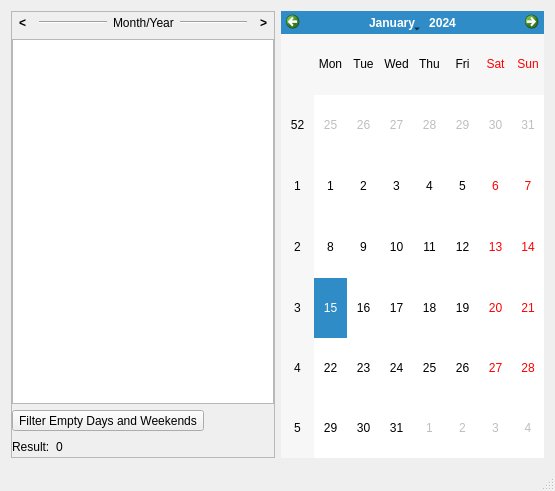
Before: the Qt Designer form ui/jobschedulermain.ui in orlov-dm/JobSchedulerGUI, drawn with Qt 5.
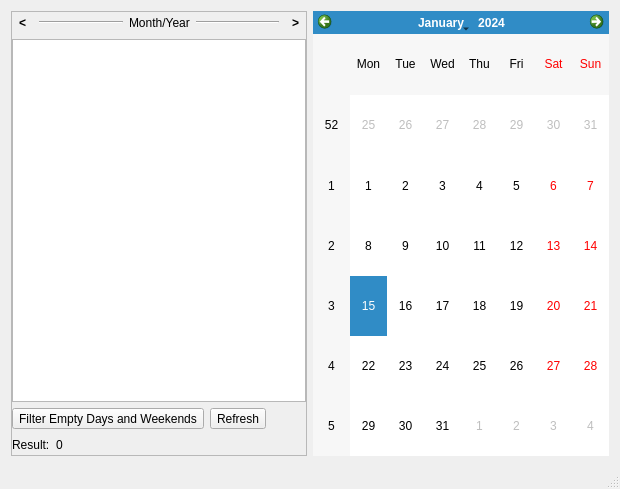
After: the same form once the commit is applied.

Commit message: feat: Refresh button

```diff
--- a/ui/jobschedulermain.ui
+++ b/ui/jobschedulermain.ui
@@ -6,8 +6,8 @@
    <rect>
     <x>0</x>
     <y>0</y>
-    <width>555</width>
-    <height>491</height>
+    <width>620</width>
+    <height>489</height>
    </rect>
   </property>
   <property name="windowTitle">
@@ -110,6 +110,8 @@
         </widget>
        </item>
        <item>
+        <layout class="QHBoxLayout" name="horizontalLayout_4">
+         <item>
         <widget class="QToolButton" name="tbFilter">
          <property name="text">
           <string>Filter Empty Days and Weekends</string>
@@ -120,6 +122,28 @@
         </widget>
        </item>
        <item>
+          <widget class="QToolButton" name="tbRefreshMonth">
+           <property name="text">
+            <string>Refresh</string>
+           </property>
+          </widget>
+         </item>
+         <item>
+          <spacer name="horizontalSpacer_2">
+           <property name="orientation">
+            <enum>Qt::Horizontal</enum>
+           </property>
+           <property name="sizeHint" stdset="0">
+            <size>
+             <width>40</width>
+             <height>20</height>
+            </size>
+           </property>
+          </spacer>
+         </item>
+        </layout>
+       </item>
+       <item>
         <layout class="QHBoxLayout" name="horizontalLayout_3">
          <item>
           <widget class="QLabel" name="lblResult">
```
Left out of the diff: 2 changed lines with no effect on the pictures. Lines whose indentation alone changed are shown as unchanged. The commit also changes 2 other files.
